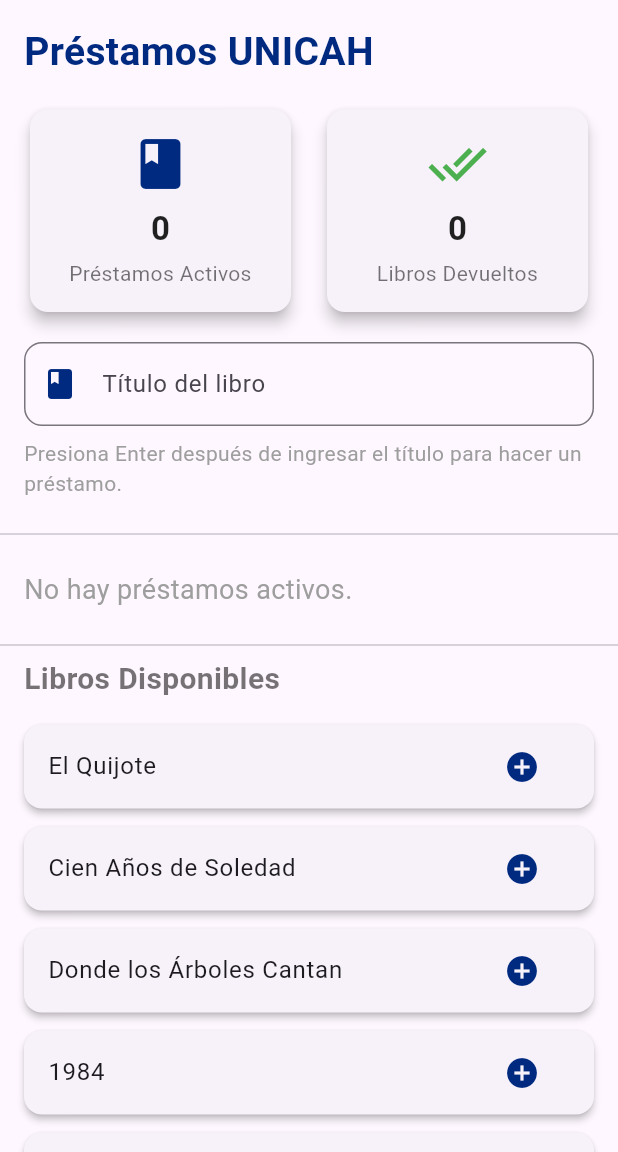
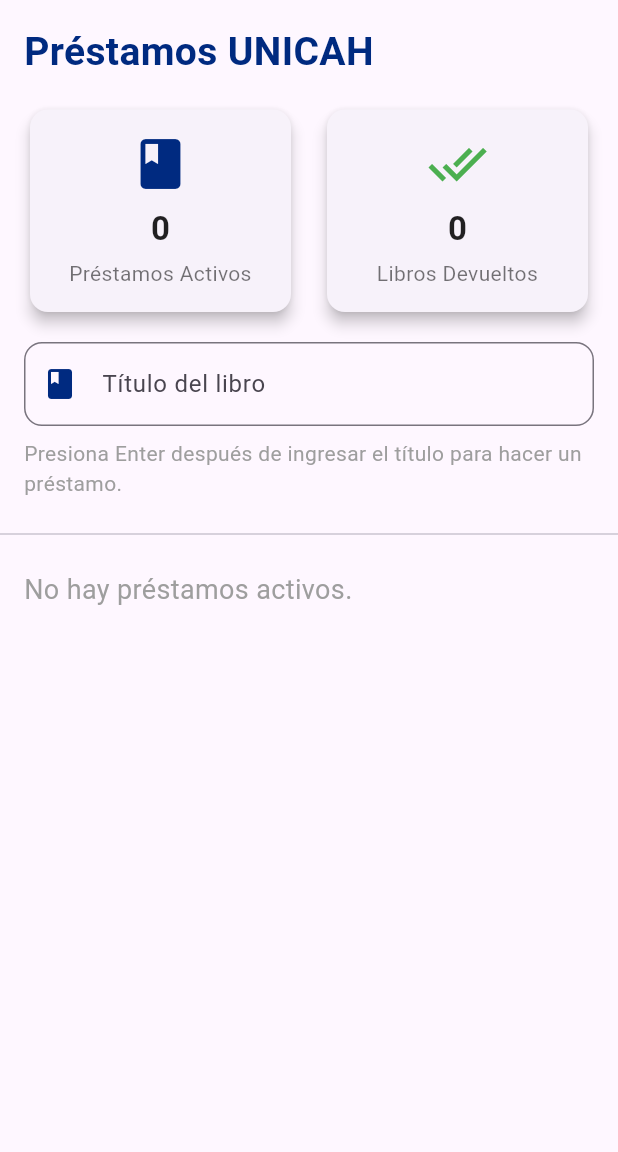
Before and after one commit to xEdwardP/MyUni, a Flutter app: the LoansScreen screen opened by its route, on a phone screen of 412 x 824 dp, the part 84-1236 px from its top. Run offline on Flutter 3.47's test engine with Material 3 defaults, Android fonts, the phone set to English and light mode, and no system bars; our stand-ins replace google_fonts; accounts and stored records are empty.

Commit message:
Add autocomplete to loans_screen

```diff
--- a/lib/main.dart
+++ b/lib/main.dart
@@ -23,7 +23,7 @@ class MyApp extends StatelessWidget {
   Widget build(BuildContext context) {
     return MaterialApp(
       debugShowCheckedModeBanner: false,
-      initialRoute: '/home',
+      initialRoute: '/login',
       routes: {
         '/login': (context) => LoginScreen(),
         '/home': (context) => HomeScreen(),
--- a/lib/screens/loans_screen.dart
+++ b/lib/screens/loans_screen.dart
@@ -1,6 +1,7 @@
 import 'package:flutter/material.dart';
 import 'package:myuni/widgets/custom_drawer.dart';
 import 'package:myuni/utils/AppColors.dart';
+import 'package:myuni/data/books_data.dart'; // Importamos el archivo books_data
 
 class LoansScreen extends StatefulWidget {
   @override
@@ -11,26 +12,6 @@ class _LoansScreenState extends State<LoansScreen> {
   final List<Map<String, String>> loanedBooks = [];
   final TextEditingController bookTitleController = TextEditingController();
   int returnedBooksCount = 0;
-
-  final List<String> availableBooks = [
-    "El Quijote",
-    "Cien Años de Soledad",
-    "Donde los Árboles Cantan",
-    "1984",
-    "El Principito",
-    "Quinta estación",
-    "El despertar del leviatán",
-    "El problema de los tres cuerpos",
-    "Hacia las estrellas",
-    "Inteligencia Artificial",
-    "El mundo como yo lo veo",
-    "Inmune",
-    "Los dioses del norte",
-    "Narnia",
-    "Todas las hadas del reino",
-    "Los tres mosqueteros",
-    "La odisea",
-  ];
 
   @override
   Widget build(BuildContext context) {
@@ -104,26 +85,45 @@ class _LoansScreenState extends State<LoansScreen> {
               ),
             ),
             SizedBox(height: 16),
-            // Campo de búsqueda
+            // Campo de búsqueda con autocompletado
             Padding(
               padding: const EdgeInsets.symmetric(horizontal: 16.0),
               child: Column(
                 crossAxisAlignment: CrossAxisAlignment.start,
                 children: [
-                  TextField(
-                    controller: bookTitleController,
+                  Autocomplete<String>(
+                    optionsBuilder: (TextEditingValue textEditingValue) {
+                      if (textEditingValue.text.isEmpty) {
+                        return const Iterable<String>.empty();
+                      }
+                      return books
+                          .where((book) => book['title']!
+                              .toLowerCase()
+                              .contains(textEditingValue.text.toLowerCase()))
+                          .map((book) => book['title']!);
+                    },
+                    onSelected: (String selection) {
+                      bookTitleController.text = selection;
+                      _showLoanDialog(context, selection);
+                    },
+                    fieldViewBuilder:
+                        (context, controller, focusNode, onFieldSubmitted) {
+                      return TextField(
+                        controller: controller,
+                        focusNode: focusNode,
                         decoration: InputDecoration(
                           labelText: 'Título del libro',
                           border: OutlineInputBorder(
                             borderRadius: BorderRadius.circular(12),
                           ),
-                      prefixIcon: Icon(Icons.book, color: AppColors.primary),
+                          prefixIcon:
+                              Icon(Icons.book, color: AppColors.primary),
                         ),
                         onSubmitted: (bookTitle) {
                           if (bookTitle.isEmpty) return;
-                      if (availableBooks.contains(bookTitle)) {
+                          if (books.any((book) => book['title'] == bookTitle)) {
                             _showLoanDialog(context, bookTitle);
-                        bookTitleController.clear();
+                            controller.clear();
                           } else {
                             ScaffoldMessenger.of(context).showSnackBar(
                               SnackBar(
@@ -133,6 +133,8 @@ class _LoansScreenState extends State<LoansScreen> {
                               ),
                             );
                           }
+                        },
+                      );
                     },
                   ),
                   SizedBox(height: 8),
@@ -198,45 +200,6 @@ class _LoansScreenState extends State<LoansScreen> {
                   'No hay préstamos activos.',
                   style: TextStyle(fontSize: 18, color: Colors.grey),
                 ),
-              ),
-            Divider(),
-            // Lista de libros disponibles
-            Padding(
-              padding: const EdgeInsets.symmetric(horizontal: 16.0),
-              child: Text(
-                'Libros Disponibles',
-                style: TextStyle(
-                  fontSize: 20,
-                  fontWeight: FontWeight.bold,
-                  color: Colors.black54,
-                ),
-              ),
-            ),
-            ListView.builder(
-              itemCount: availableBooks.length,
-              padding: const EdgeInsets.all(16.0),
-              shrinkWrap: true,
-              physics: NeverScrollableScrollPhysics(),
-              itemBuilder: (context, index) {
-                final book = availableBooks[index];
-                return Card(
-                  elevation: 2,
-                  margin: EdgeInsets.only(bottom: 12.0),
-                  shape: RoundedRectangleBorder(
-                    borderRadius: BorderRadius.circular(12),
-                  ),
-                  child: ListTile(
-                    title: Text(book),
-                    trailing: IconButton(
-                      icon: Icon(Icons.add_circle, color: AppColors.primary),
-                      onPressed: () {
-                        bookTitleController.text = book;
-                        _showLoanDialog(context, book);
-                      },
-                    ),
-                  ),
-                );
-              },
               ),
           ],
         ),
@@ -367,10 +330,7 @@ class _LoansScreenState extends State<LoansScreen> {
 
               ScaffoldMessenger.of(context).showSnackBar(
                 SnackBar(
-                  content: Text(
-                      'Préstamo confirmado: $bookTitle al alumno $studentName con número de cuenta $accountNumber por $loanDuration días.'),
-                  backgroundColor: Colors.green,
-                  duration: Duration(seconds: 3),
+                  content: Text('Préstamo registrado para "$bookTitle".'),
                 ),
               );
 
@@ -385,16 +345,11 @@ class _LoansScreenState extends State<LoansScreen> {
 
   void _returnBook(int index) {
     setState(() {
-      final returnedBook = loanedBooks.removeAt(index);
+      loanedBooks.removeAt(index);
       returnedBooksCount++;
+    });
     ScaffoldMessenger.of(context).showSnackBar(
-        SnackBar(
-          content: Text(
-              'Devolución confirmada: ${returnedBook['bookTitle']} por el alumno ${returnedBook['studentName']} con número de cuenta ${returnedBook['accountNumber']}.'),
-          backgroundColor: Colors.blue,
-          duration: Duration(seconds: 3),
-        ),
+      SnackBar(content: Text('Libro devuelto correctamente.')),
     );
-    });
   }
 }
```
Also changed, not shown: pubspec.lock. Lines whose indentation alone changed are shown as unchanged.
